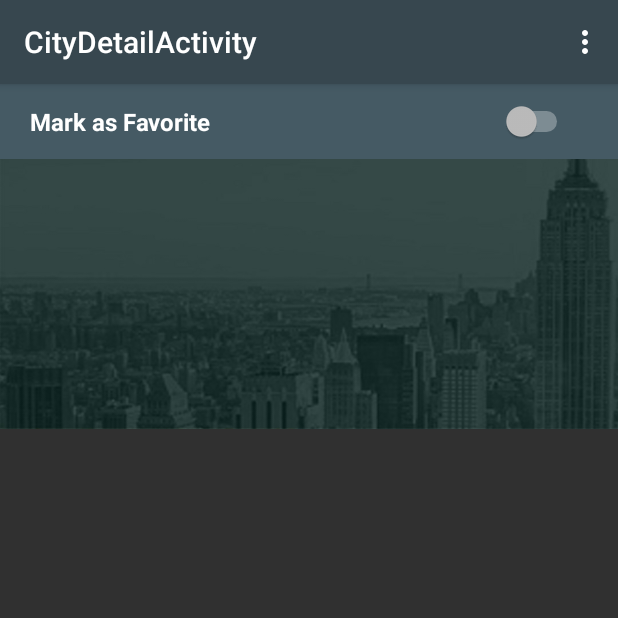
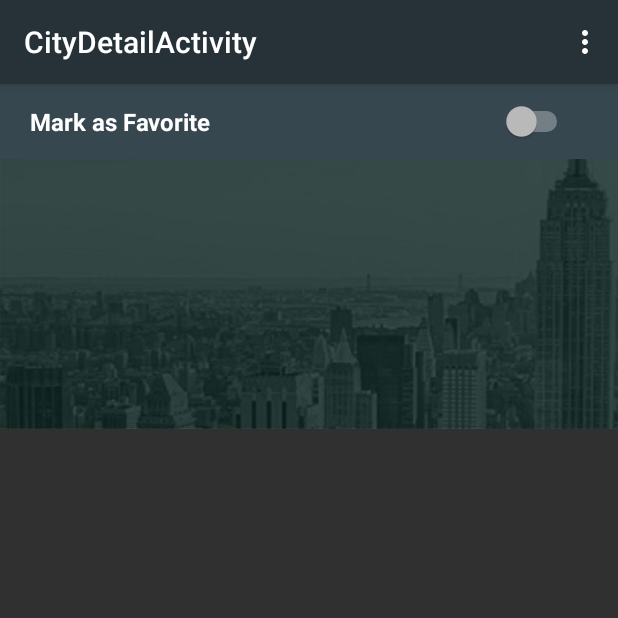
Before and after one commit to diegotavarez/mobileappsfall15, an Android app: the CityDetailActivity screen opened directly, with no data from a screen before it, on a phone screen of 412 x 824 dp, the top half of it. Run offline under Robolectric (Android 15) with nearby library versions, the phone set to English and light mode, and no system bars.

Commit message:
Changing style colors

```diff
--- a/Wanderlust/app/src/main/res/layout/activity_city_detail.xml
+++ b/Wanderlust/app/src/main/res/layout/activity_city_detail.xml
@@ -8,7 +8,7 @@
     <LinearLayout
         android:layout_width="match_parent"
         android:layout_height="50dp"
-        android:background="#455A64"
+        android:background="#37474F"
         android:paddingRight="30dp"
         android:paddingLeft="20dp"
         android:gravity="center_vertical"
--- a/Wanderlust/app/src/main/res/values/colors.xml
+++ b/Wanderlust/app/src/main/res/values/colors.xml
@@ -1,7 +1,7 @@
 <?xml version="1.0" encoding="utf-8"?>
 <resources>
-    <color name="primary">#37474F</color>
-    <color name="primary_dark">#263238</color>
+    <color name="primary">#263238</color>
+    <color name="primary_dark">#181E22</color>
     <color name="accent_bt">#80CBC4</color>
     <color name="accent">#00897B</color>
     <color name="background">#EFEFEF</color>
```
